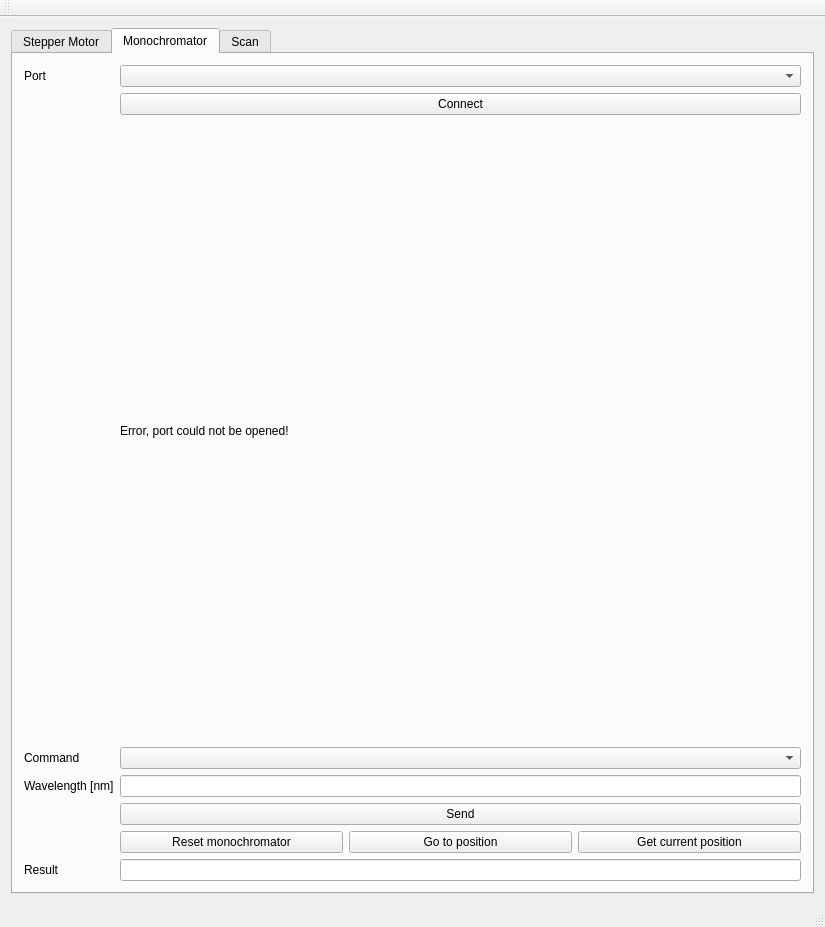
Old version of the form mainwindow.ui in the repository anates/DispersionSetup.
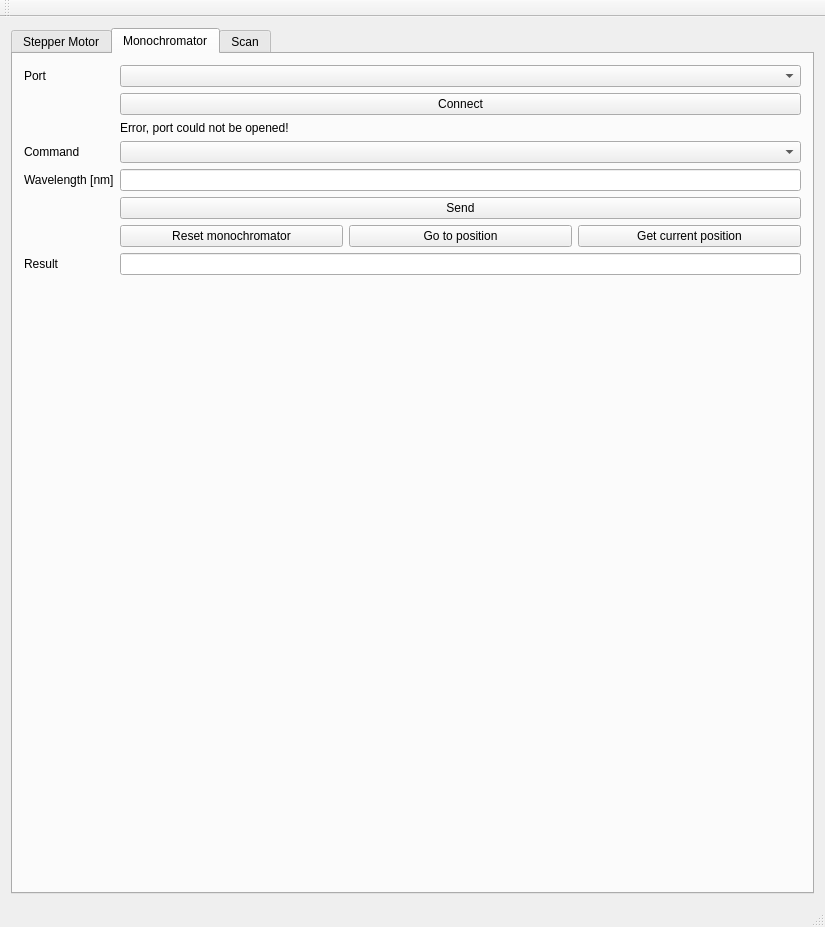
New version of the form. The open tabs and pages were chosen to show the change. Custom widgets are drawn as their Qt base class.

```diff
--- a/mainwindow.ui
+++ b/mainwindow.ui
@@ -128,10 +128,48 @@
        <attribute name="title">
         <string>Monochromator</string>
        </attribute>
-       <layout class="QGridLayout" name="gridLayout_4">
+       <layout class="QFormLayout" name="formLayout_2">
+        <item row="0" column="0">
+         <widget class="QLabel" name="monoPortLabel">
+          <property name="text">
+           <string>Port</string>
+          </property>
+         </widget>
+        </item>
         <item row="0" column="1">
          <widget class="QComboBox" name="mono_Connections"/>
         </item>
+        <item row="1" column="1">
+         <widget class="QPushButton" name="connectMono">
+          <property name="text">
+           <string>Connect</string>
+          </property>
+         </widget>
+        </item>
+        <item row="2" column="1">
+         <widget class="QLabel" name="MonoErrorLabel">
+          <property name="text">
+           <string>Error, port could not be opened!</string>
+          </property>
+         </widget>
+        </item>
+        <item row="3" column="0">
+         <widget class="QLabel" name="label_4">
+          <property name="text">
+           <string>Command</string>
+          </property>
+         </widget>
+        </item>
+        <item row="3" column="1">
+         <widget class="QComboBox" name="mono_command"/>
+        </item>
+        <item row="4" column="0">
+         <widget class="QLabel" name="label_9">
+          <property name="text">
+           <string>Wavelength [nm]</string>
+          </property>
+         </widget>
+        </item>
         <item row="4" column="1">
          <layout class="QHBoxLayout" name="horizontalLayout_2">
           <item>
@@ -139,6 +177,20 @@
           </item>
          </layout>
         </item>
+        <item row="5" column="1">
+         <widget class="QPushButton" name="Send_Data_Mono">
+          <property name="text">
+           <string>Send</string>
+          </property>
+         </widget>
+        </item>
+        <item row="6" column="0">
+         <widget class="QLabel" name="label_3">
+          <property name="text">
+           <string/>
+          </property>
+         </widget>
+        </item>
         <item row="6" column="1">
          <layout class="QHBoxLayout" name="horizontalLayout_4">
           <item>
@@ -164,19 +216,6 @@
           </item>
          </layout>
         </item>
-        <item row="0" column="0">
-         <widget class="QLabel" name="monoPortLabel">
-          <property name="text">
-           <string>Port</string>
-          </property>
-         </widget>
-        </item>
-        <item row="3" column="1">
-         <widget class="QComboBox" name="mono_command"/>
-        </item>
-        <item row="7" column="1">
-         <widget class="QLineEdit" name="mono_result"/>
-        </item>
         <item row="7" column="0">
          <widget class="QLabel" name="label_7">
           <property name="text">
@@ -184,47 +223,8 @@
           </property>
          </widget>
         </item>
-        <item row="1" column="1">
-         <widget class="QPushButton" name="connectMono">
-          <property name="text">
-           <string>Connect</string>
-          </property>
-         </widget>
-        </item>
-        <item row="6" column="0">
-         <widget class="QLabel" name="label_3">
-          <property name="text">
-           <string/>
-          </property>
-         </widget>
-        </item>
-        <item row="5" column="1">
-         <widget class="QPushButton" name="Send_Data_Mono">
-          <property name="text">
-           <string>Send</string>
-          </property>
-         </widget>
-        </item>
-        <item row="4" column="0">
-         <widget class="QLabel" name="label_9">
-          <property name="text">
-           <string>Wavelength [nm]</string>
-          </property>
-         </widget>
-        </item>
-        <item row="3" column="0">
-         <widget class="QLabel" name="label_4">
-          <property name="text">
-           <string>Command</string>
-          </property>
-         </widget>
-        </item>
-        <item row="2" column="1">
-         <widget class="QLabel" name="MonoErrorLabel">
-          <property name="text">
-           <string>Error, port could not be opened!</string>
-          </property>
-         </widget>
+        <item row="7" column="1">
+         <widget class="QLineEdit" name="mono_result"/>
         </item>
        </layout>
       </widget>
```
Left out of the diff: 74 changed lines with no effect on the pictures.
